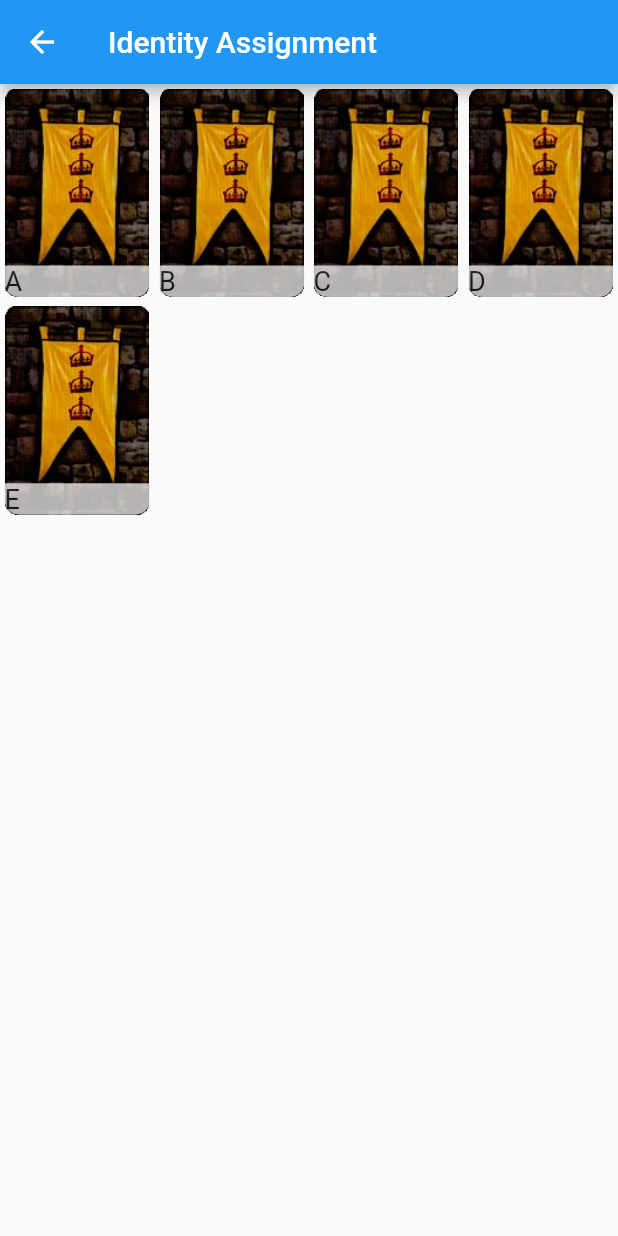
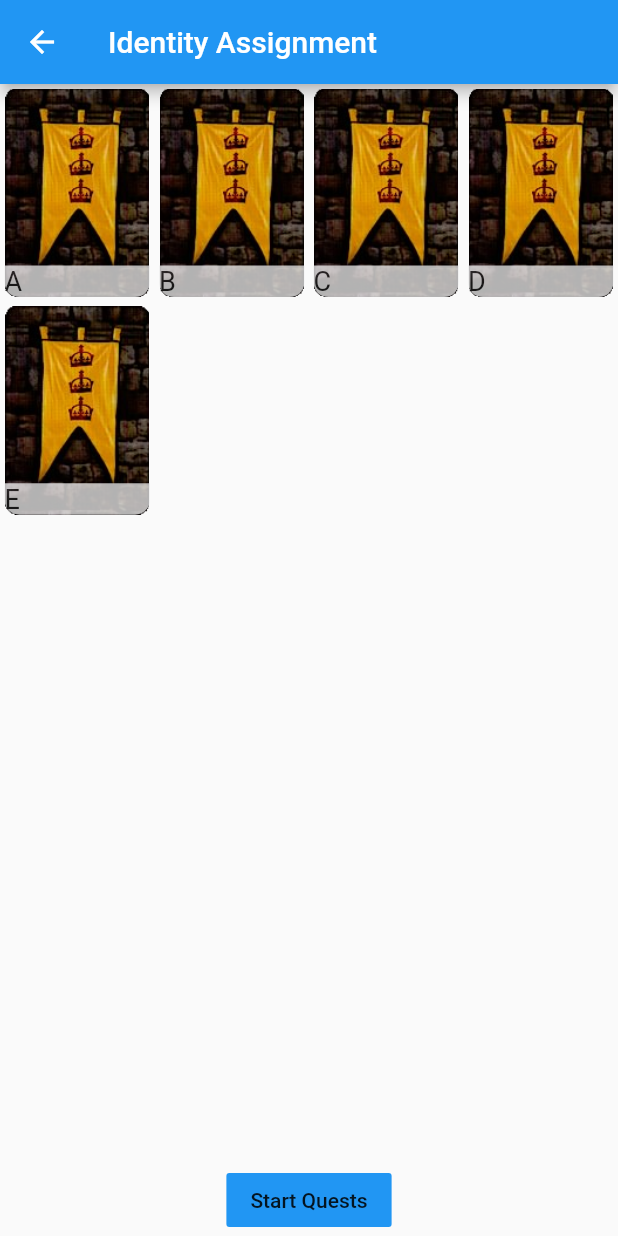
Before and after one commit to h-bar/Avalon-Assistant, a Flutter app: the screen it shows after launch, after a tap on "Start Game", on a phone screen of 412 x 824 dp. Run offline on Flutter 3.47's test engine with Material 2 defaults, Android fonts, the phone set to English and light mode, and no system bars; our stand-ins replace badges.

Commit message:
Use theme color

```diff
--- a/lib/main.dart
+++ b/lib/main.dart
@@ -79,7 +79,7 @@ class _AddPlayerState extends State<AddPlayer> {
   Widget startGameBtn() {
     return FlatButton(
       child: Text('Start Game'),
-      color: Colors.blue,
+      color: Theme.of(context).accentColor,
       onPressed: () {
         Navigator.push(context, MaterialPageRoute(
           builder: (context) => IdentityAssignment(Avalon(players.toList(), config)),
@@ -245,7 +245,6 @@ class _AddPlayerState extends State<AddPlayer> {
     return Scaffold(
       appBar: AppBar(
         elevation: 0.1,
-        backgroundColor: Color.fromRGBO(58, 66, 86, 1.0),
         title: Text(widget.title),
         actions: <Widget>[
           IconButton(
@@ -401,9 +400,10 @@ class IdentityAssignment extends StatelessWidget {
     );
   }
 
-  Widget taskBtn(BuildContext context) {
+  Widget startQuestBtn(BuildContext context) {
     return FlatButton(
-      child: Text('Vote for tasks'),
+      color: Theme.of(context).accentColor,
+      child: Text('Start Quests'),
       onPressed: () {
         Navigator.push(context, MaterialPageRoute(
           builder: (context) => TaskPage(),
@@ -503,7 +503,8 @@ class IdentityAssignment extends StatelessWidget {
                 (String player) => makeCard(context, player)
               ).toList(),
             ),
-          )
+          ),
+          startQuestBtn(context),
         ],
       )
     );
```
